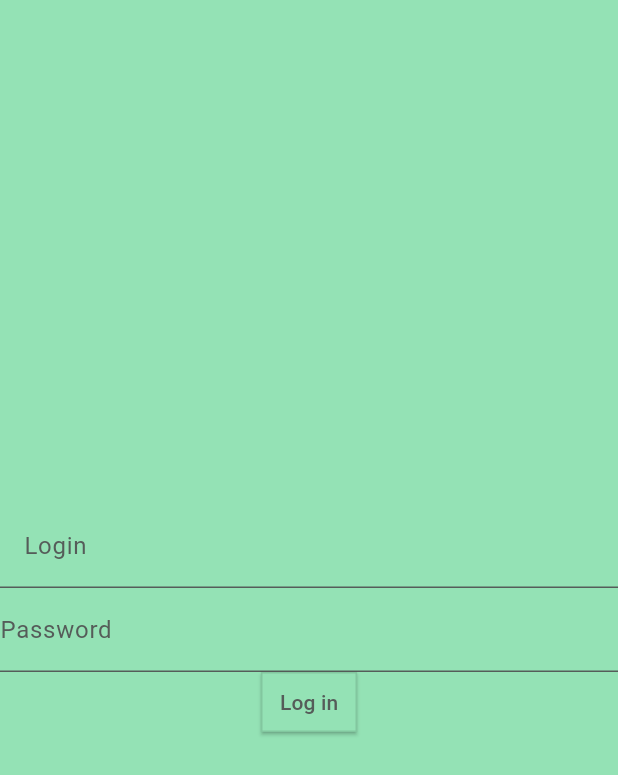
After one commit to Dradass/bggSparrow-flutter, a Flutter app: the screen it shows after launch, after a tap on "Log in", on a phone screen of 412 x 824 dp. The commit adds this screen. Shown: the top 775 px of the screen. Run offline on Flutter 3.47's test engine with Material 3 defaults, Android fonts, the phone set to English and light mode, and no system bars; our stand-ins replace camera, flutter_secure_storage, sqflite, stream_transform, syncfusion_flutter_charts; missing offline and left inert: camera_platform_interface, dart:ffi, flutter_pixelmatching, requests; accounts and stored records are empty; network calls fail.

Commit message:
Login screen

```diff
--- a/lib/bggApi/bggApi.dart
+++ b/lib/bggApi/bggApi.dart
@@ -10,6 +10,11 @@ import 'package:xml/xml.dart' as xml;
 import '../models/bgg_player_model.dart';
 import '../models/bgg_play_model.dart';
 import '../models/bgg_location.dart';
+import '../models/system_parameters.dart';
+import 'dart:convert';
+import '../db/system_table.dart';
+import 'package:requests/requests.dart';
+import 'package:flutter_secure_storage/flutter_secure_storage.dart';
 
 Future<void> getGamesInfoFromBgg(refreshProgress) async {
   await ImportGameCollectionFromBGG(refreshProgress);
@@ -112,9 +117,9 @@ Future<void> getGamesPlayersCount(refreshProgress) async {
         final gameThingServer = GameThing.fromXml(gameThingResponse.body);
         game.minPlayers = gameThingServer.minPlayers;
         game.maxPlayers = gameThingServer.maxPlayers;
-        print("Upadte players count of game ${game.name} id = ${game.id}");
+        print("Update players count of game ${game.name} id = ${game.id}");
         refreshProgress(true,
-            "Upadte players game info. $gamesWithPlayerInfo / ${gettingAllGames.length - 1}");
+            "Update players game info. $gamesWithPlayerInfo / ${gettingAllGames.length - 1}");
         gamesWithPlayerInfo += 1;
         await GameThingSQL.updateGame(game);
         // Anti DDOS
@@ -299,6 +304,38 @@ Future<void> fillLocalPlays(List<BggPlay> bggPlays) async {
   }
 }
 
+Future<bool> checkLoginByRequest(String username, String password) async {
+  dynamic bodyLogin = json.encode({
+    'credentials': {'username': username, 'password': password}
+  });
+
+  var response =
+      await http.post(Uri.parse("https://boardgamegeek.com/login/api/v1"),
+          headers: {
+            'Content-Type': 'application/json; charset=UTF-8',
+          },
+          body: bodyLogin);
+  if (response.hasError) {
+    print("Wrong login");
+    return false;
+  } else {
+    print("Login is correct");
+    return true;
+  }
+}
+
+Future<bool> checkLoginFromStorage() async {
+  final storage = new FlutterSecureStorage();
+  var username = await storage.read(key: "username");
+  var password = await storage.read(key: "password");
+
+  if (password == null || username == null) {
+    return false;
+  }
+
+  return await checkLoginByRequest(username, password);
+}
+
 Future<List<Map>> getLocalPlayers() async {
   var playersMap = await PlayersSQL.getAllPlayers();
   return playersMap;
--- a/lib/main.dart
+++ b/lib/main.dart
@@ -2,15 +2,30 @@ import 'package:flutter/material.dart';
 import 'package:camera/camera.dart';
 import 'dart:async';
 import '../navigation_bar.dart';
+import '../pages/login_screen.dart';
+import '../bggApi/bggApi.dart';
+import '../db/game_things_sql.dart';
 
 late List<CameraDescription> cameras;
 const primaryTextColor = Color.fromARGB(255, 85, 92, 89);
+bool backgroundLoading = false;
+bool needLogin = true;
+final loginParamName = "Login";
+final passwordParamName = "Password";
 
 Future<void> main() async {
   WidgetsFlutterBinding.ensureInitialized();
+  GameThingSQL.initTables();
   cameras = await availableCameras();
+  needLogin = !await checkLoginFromStorage();
+  print(needLogin);
 
   runApp(MaterialApp(
+    routes: {
+      '/login': (context) => LoginScreen(),
+      '/navigation': (context) => NavigationScreen(),
+    },
+    initialRoute: needLogin ? '/login' : '/navigation',
     theme: ThemeData(
         //primaryColor: Color.fromARGB(255, 219, 202, 124),
         textTheme: const TextTheme()
@@ -45,6 +60,6 @@ Future<void> main() async {
         ),
         sliderTheme:
             SliderThemeData(overlayShape: SliderComponentShape.noOverlay)),
-    home: const NavigationExample(),
+    //home: needLogin ? const LoginScreen() : const NavigationScreen(),
   ));
 }
--- a/lib/pages/log_page.dart
+++ b/lib/pages/log_page.dart
@@ -35,10 +35,11 @@ class _LogScaffoldState extends State<LogScaffold> {
       (value) {
         setState(() {
           isProgressBarVisible = true;
+          backgroundLoading = true;
         });
 
         // Check "first time" system param
-        SystemParameterSQL.selectSystemParameterByName("firstLaunch")
+        SystemParameterSQL.selectSystemParameterById(1)
             .then((firstLaunchParam) {
           if (firstLaunchParam == null) {
             print("no param");
@@ -59,6 +60,7 @@ class _LogScaffoldState extends State<LogScaffold> {
         initializeProgress.then((value) {
           setState(() {
             isProgressBarVisible = false;
+            backgroundLoading = false;
           });
         });
       },
@@ -117,6 +119,12 @@ class _LogScaffoldState extends State<LogScaffold> {
                         GameThingSQL.deleteDB();
                       },
                     ),
+                    ElevatedButton(
+                        onPressed: () => {
+                              Navigator.pushNamed(context, '/login')
+                              // TODO STOP Uploading
+                            },
+                        child: Text("Move to login")),
                     FlexButton(PlayDatePicker(), 3),
                     FlexButton(LocationPicker(), 3),
                     FlexButton(Comments(), 4),
--- /dev/null
+++ b/lib/pages/login_screen.dart
@@ -0,0 +1,100 @@
+import 'package:flutter/material.dart';
+import 'dart:convert';
+import 'package:http/http.dart' as http;
+import 'package:requests/requests.dart';
+import '../navigation_bar.dart';
+import '../db/system_table.dart';
+import '../models/system_parameters.dart';
+import '../db/game_things_sql.dart';
+import '../bggApi/bggApi.dart';
+import 'package:crypto/crypto.dart';
+import 'package:flutter_secure_storage/flutter_secure_storage.dart';
+
+class LoginScreen extends StatefulWidget {
+  const LoginScreen({super.key});
+
+  @override
+  State<LoginScreen> createState() => _LoginScreenState();
+}
+
+class _LoginScreenState extends State<LoginScreen> {
+  final loginTextController = TextEditingController();
+  final passwordTextController = TextEditingController();
+  final userNameParamName = "username";
+  final passwordParamName = "password";
+
+  @override
+  void dispose() {
+    loginTextController.dispose();
+    passwordTextController.dispose();
+    super.dispose();
+  }
+
+  @override
+  Widget build(BuildContext context) {
+    return Scaffold(
+      body: Column(mainAxisAlignment: MainAxisAlignment.center, children: [
+        TextField(
+          controller: loginTextController,
+          decoration: InputDecoration(
+            labelText: 'Login',
+            filled: true,
+          ),
+        ),
+        TextField(
+            controller: passwordTextController,
+            obscureText: true,
+            decoration: InputDecoration(
+              labelText: 'Password',
+              //filled: true,
+            )),
+        ElevatedButton(
+            onPressed: () => {
+                  checkLoginByRequest(
+                          loginTextController.text, passwordTextController.text)
+                      .then((isLoginCorrent) => {
+                            if (isLoginCorrent)
+                              {
+                                Navigator.pushNamed(context, '/navigation'),
+                                ScaffoldMessenger.of(context).showSnackBar(
+                                    const SnackBar(content: Text('Welcome!'))),
+                                UpdateLoginPassword(loginTextController.text,
+                                    passwordTextController.text, context)
+                              }
+                            else
+                              {
+                                ScaffoldMessenger.of(context).showSnackBar(
+                                    const SnackBar(
+                                        content: Text(
+                                            'Login or password is incorrect')))
+                              }
+                          })
+                },
+            child: Text("Log in"))
+      ]),
+    );
+  }
+
+  void UpdateLoginPassword(
+      String username, String password, BuildContext context) {
+    final storage = FlutterSecureStorage();
+    storage.read(key: userNameParamName).then((usernameStorage) {
+      if (usernameStorage == null) {
+        print("no param");
+        storage.write(key: userNameParamName, value: username);
+      } else {
+        storage.write(key: userNameParamName, value: username);
+      }
+    });
+
+    storage.read(key: passwordParamName).then((passwordParam) {
+      if (passwordParam == null) {
+        print("no param");
+        storage.write(key: passwordParamName, value: password);
+      } else {
+        storage.write(key: passwordParamName, value: password);
+      }
+    });
+    // При запуске приложения проверять данные из БД. Отправить запрос, т.к. данные на сервер могли поменять
+  }
+}
--- a/pubspec.yaml
+++ b/pubspec.yaml
@@ -37,6 +37,7 @@ dependencies:
   # The following adds the Cupertino Icons font to your application.
   # Use with the CupertinoIcons class for iOS style icons.
   cupertino_icons: ^1.0.2
+  flutter_secure_storage: 9.2.2
   camera: ^0.10.5+9
   path_provider: ^2.1.2
   path: ^1.8.3
```
Also changed, not shown: lib/db/system_table.dart (+20 -5 lines), lib/navigation_bar.dart (+9 -6 lines), lib/pages/game_choose.dart (renamed from lib/pages/game_helper.dart, +27 -15 lines).
